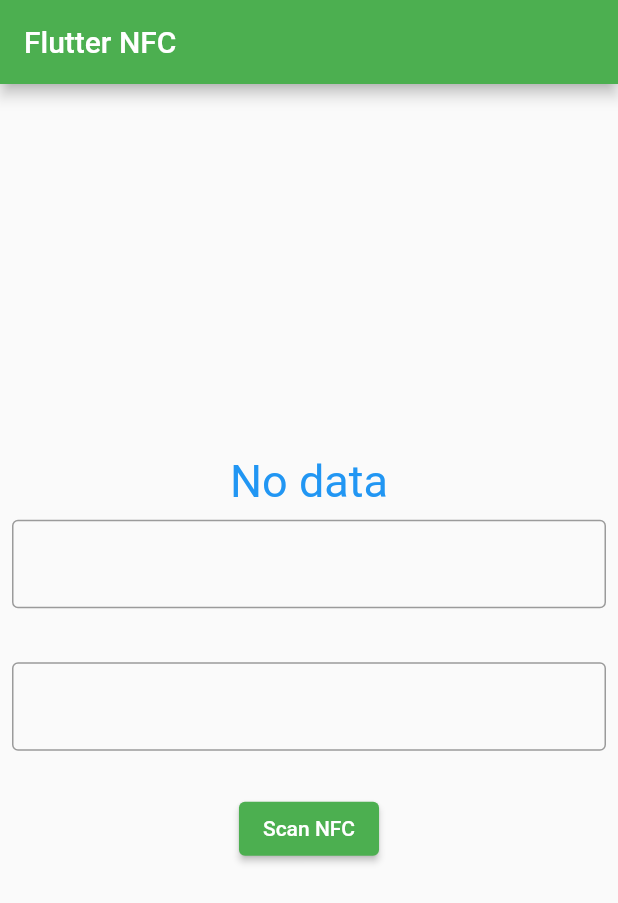
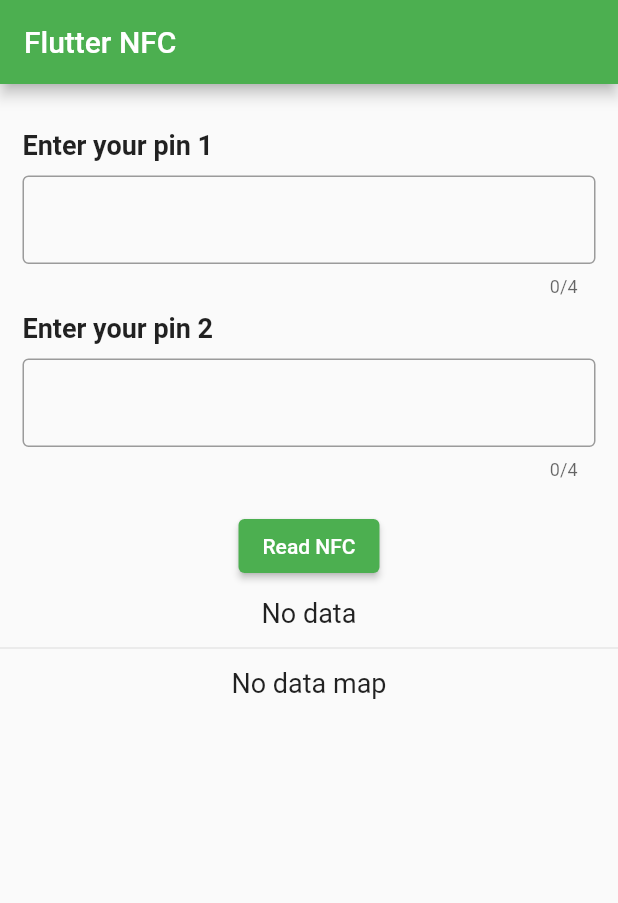
Before and after one commit to nguyenvanque/nfc_flutter, a Flutter app: the screen it shows after launch, on a phone screen of 412 x 824 dp. Shown: the top 903 px of the screen. Run offline on Flutter 3.47's test engine with Material 2 defaults, Android fonts, the phone set to English and light mode, and no system bars; our stand-ins replace fluttertoast.

Commit message:
pass data to android

```diff
--- a/lib/main.dart
+++ b/lib/main.dart
@@ -1,5 +1,9 @@
+import 'dart:collection';
+import 'dart:ui';
+
 import 'package:flutter/material.dart';
 import 'package:flutter/services.dart';
+import 'package:fluttertoast/fluttertoast.dart';
 
 void main() => runApp(MyApp());
 
@@ -34,116 +38,165 @@ class MyHomePage extends StatefulWidget {
 class _MyHomePageState extends State<MyHomePage> {
   static const platform = MethodChannel(CHANNEL);
   String _message = "";
+  var hashMap;
 
   final edtP1 = TextEditingController();
   final edtP2 = TextEditingController();
+
 
   @override
   void initState() {
     // _getMessage().then((String message) {
     //   setState(() {
     //     _message = message;
-    //     if (message != null || !message.isEmpty) {
+    //     if (message!="") {
     //       Future.delayed(Duration.zero, () => _showMyDialog(message));
     //     }
     //   });
     // });
-
     super.initState();
   }
 
   @override
   Widget build(BuildContext context) {
+    getData().then((value) => {
+          print("initState" + value),
+          if (value != "") {_message = value}
+        });
+    getMapData().then((value) => {
+          if (value.values.length > 0 && value!=null) {
+            hashMap = value,
+            print(hashMap)
+          },
+        });
+
     return Scaffold(
       appBar: AppBar(
         title: Text("Flutter NFC"),
       ),
-      body: Center(
+      body: SingleChildScrollView(
+        child: Stack(
+          children: [
+            Center(
               child: Column(
-          mainAxisAlignment: MainAxisAlignment.center,
+                crossAxisAlignment: CrossAxisAlignment.start,
                 children: <Widget>[
-            Text(
-              _message == null || _message.isEmpty ? "No data" : _message,
-              style: TextStyle(fontSize: 30, color: Colors.blue),
+                  const  Padding(
+                    padding:  EdgeInsets.only(left: 15,top: 30),
+                    child: Text("Enter your pin 1",style: TextStyle(fontSize: 18,fontWeight: FontWeight.bold),),
                   ),
-            Padding(
-              padding: const EdgeInsets.all(8.0),
+                  Container(
+                    margin: const EdgeInsets.only(left: 15, right: 15, top: 10),
                     child: TextField(
                       controller: edtP1,
-                decoration: InputDecoration(
+                      keyboardType: TextInputType.number,
+                      obscureText: true,
+                      maxLength: 4,
+                      decoration: const InputDecoration(
                           border: OutlineInputBorder(),
                           labelText: '',
                           hintText: 'Enter Your pin1'),
                     ),
                   ),
-            SizedBox(
-              height: 20.0,
+                  const SizedBox(
+                    height: 10.0,
                   ),
-            Padding(
-              padding: const EdgeInsets.all(8.0),
+                   const  Padding(
+                    padding:  EdgeInsets.only(left: 15,),
+                    child: Text("Enter your pin 2",style: TextStyle(fontSize: 18,fontWeight: FontWeight.bold),),
+                  ),
+                  Container(
+                    margin: const EdgeInsets.only(left: 15, right: 15, top: 10),
                     child: TextField(
                       controller: edtP2,
-                decoration:
-                    InputDecoration(
+                      keyboardType: TextInputType.number,
+                      maxLength: 4,
+                      obscureText: true,
+
+                      decoration: const InputDecoration(
                           border: OutlineInputBorder(),
                           labelText: '',
                           hintText: 'Enter Your pin2'),
                     ),
                   ),
-            SizedBox(
-              height: 20,
+                  const SizedBox(
+                    height: 10,
                   ),
                   // ElevatedButton(
                   //   child: Text('Open NFC'),
                   //   onPressed: showNativeView,
                   // ),
-            ElevatedButton(
-              child: Text('Scan NFC'),
-              onPressed: _getMessage,
+                  const SizedBox(
+                    height: 10,
                   ),
-            // ElevatedButton(
-            //   child:  Text('Open dialog'),
-            //   onPressed: ()=>_showMyDialog("ddd"),
-            // ),
+                  Center(
+                    child:   ElevatedButton(
+                      child: const Text('Read NFC'),
+                      onPressed: () {
+                        if (edtP1.text == "") {
+                          showToast("Please enter your pin 1");
+                        } else if (edtP2.text == "") {
+                          showToast("Please enter your pin 2");
+                        } else if (edtP1.text.length < 4) {
+                          showToast("Pin 1 must be 4 characters");
+                        } else if (edtP2.text.length < 4) {
+                          showToast("Pin 2 must be 4 characters");
+                        } else {
+                          _getMessage();
+                          getMapData();
+                          setState(() {
+                          });
+                        }
+                      },
+                    ),
+                  ),
+                  const SizedBox(
+                    height: 10,
+                  ),
+                  Center(
+                    child: Text(_message == "" ? "No data" : _message,
+                      style: const TextStyle(
+                        fontSize: 18,
+                      ),
+                    ),
+                  ),
+                  const SizedBox(
+                    height: 5,
+                  ),
+                  const Divider(),
+                  const SizedBox(
+                    height: 5,
+                  ),
+                  Center(
+                    child: Visibility(
+                        visible: true,
+                        child: Text(
+                          hashMap == null || hashMap.values.length < 0 ?'No data map':'${hashMap}',
+                          style: const TextStyle(fontSize: 18),
+                        )),
+                  )
+                ],
+              ),
+            ),
+
           ],
         ),
       ),
     );
   }
 
-  Future<void> _showMyDialog(message) async {
-    return showDialog<void>(
-      context: context,
-      barrierDismissible: false, // user must tap button!
-      builder: (BuildContext context) {
-        return AlertDialog(
-          title: const Text('Notification has data'),
-          content: SingleChildScrollView(
-            child: ListBody(
-              children: <Widget>[
-                Text('This is data scan nfc'),
-                Text(
-                  message,
-                  style: TextStyle(
-                      fontSize: 20,
-                      color: Colors.black,
-                      fontWeight: FontWeight.bold),
-                ),
-              ],
-            ),
-          ),
-          actions: <Widget>[
-            TextButton(
-              child: const Text('Close  '),
-              onPressed: () {
-                Navigator.of(context).pop();
-              },
-            ),
-          ],
-        );
-      },
+  void showToast(msg){
+    Fluttertoast.showToast(
+        msg: msg,
+        toastLength: Toast.LENGTH_SHORT,
+        gravity: ToastGravity.BOTTOM,
+        timeInSecForIosWeb: 1,
+        backgroundColor: Colors.grey,
+        textColor: Colors.white,
+        fontSize: 16.0
     );
   }
+
 
   Future<Null> showNativeView() async {
     await platform.invokeMethod(KEY_NATIVE);
@@ -158,71 +211,37 @@ class _MyHomePageState extends State<MyHomePage> {
   }
 
   Future<String> _getMessage() async {
-    var sendMap = <String, dynamic>{
-      'edtP1': edtP1.text,
-      'edtP2': edtP2.text};
+    var sendMap = <String, dynamic>{'edtP1': edtP1.text, 'edtP2': edtP2.text};
     String? value;
     try {
       value = await platform.invokeMethod('getPin', sendMap);
+          print(value);
     } catch (e) {
       print(e);
     }
 
     return value!;
   }
+
+  Future<String> getData() async {
+
+    String? value;
+    try {
+      value = await platform.invokeMethod('getData');
+    } catch (e) {
+      print(e);
     }
 
-// class MyHomePage extends StatelessWidget {
-//
-//
-//   MyHomePage({Key? key}) : super(key: key) {
-//     platform.setMethodCallHandler(_handleMethod);
-//   }
-//
-//   @override
-//   Widget build(BuildContext context) {
-//     return Scaffold(
-//       appBar:  AppBar(
-//         title:  Text("Flutter NFC"),
-//       ),
-//       body:  Center(
-//         child:  Column(
-//           mainAxisAlignment: MainAxisAlignment.center,
-//           children: <Widget>[
-//             RaisedButton(
-//               child:  Text('Move to Native World!'),
-//               onPressed: showNativeView,
-//             ),
-//           ],
-//         ),
-//       ),
-//     );
-//   }
-//
-//   Future<Null> showNativeView() async {
-//     await platform.invokeMethod(KEY_NATIVE);
-//   }
-//
-//   Future<dynamic> _handleMethod(MethodCall call) async {
-//     switch (call.method) {
-//       case "message":
-//         debugPrint(call.arguments);
-//         return Future.value("");
-//     }
-//   }
-//   Future<String> _getMessage() async {
-//     var sendMap = <String, dynamic> {
-//       'from' : 'Brandon',
-//     };
-//
-//     String? value;
-//
-//     try {
-//       value = await platform.invokeMethod('getMessage', sendMap);
-//     } catch (e) {
-//       print(e);
-//     }
-//
-//     return value!;
-//   }
-// }
+    return value!;
+  }
+
+  Future getMapData() async {
+    var value;
+    try {
+      value = await platform.invokeMethod('getMapData');
+    } catch (e) {
+      print(e);
+    }
+    return value;
+  }
+}
--- a/pubspec.yaml
+++ b/pubspec.yaml
@@ -31,10 +31,11 @@ dependencies:
     sdk: flutter
 
 
+
   # The following adds the Cupertino Icons font to your application.
   # Use with the CupertinoIcons class for iOS style icons.
   cupertino_icons: ^1.0.2
-
+  fluttertoast: ^8.0.9
 dev_dependencies:
   flutter_test:
     sdk: flutter
@@ -45,6 +46,7 @@ dev_dependencies:
   # package. See that file for information about deactivating specific lint
   # rules and activating additional ones.
   flutter_lints: ^1.0.0
+
 
 # For information on the generic Dart part of this file, see the
 # following page: https://dart.dev/tools/pub/pubspec
```
Also changed, not shown: lib/reader_page.dart (deleted, +0 -16 lines), pubspec.lock, 9 other files. Lines whose indentation alone changed are shown as unchanged.
